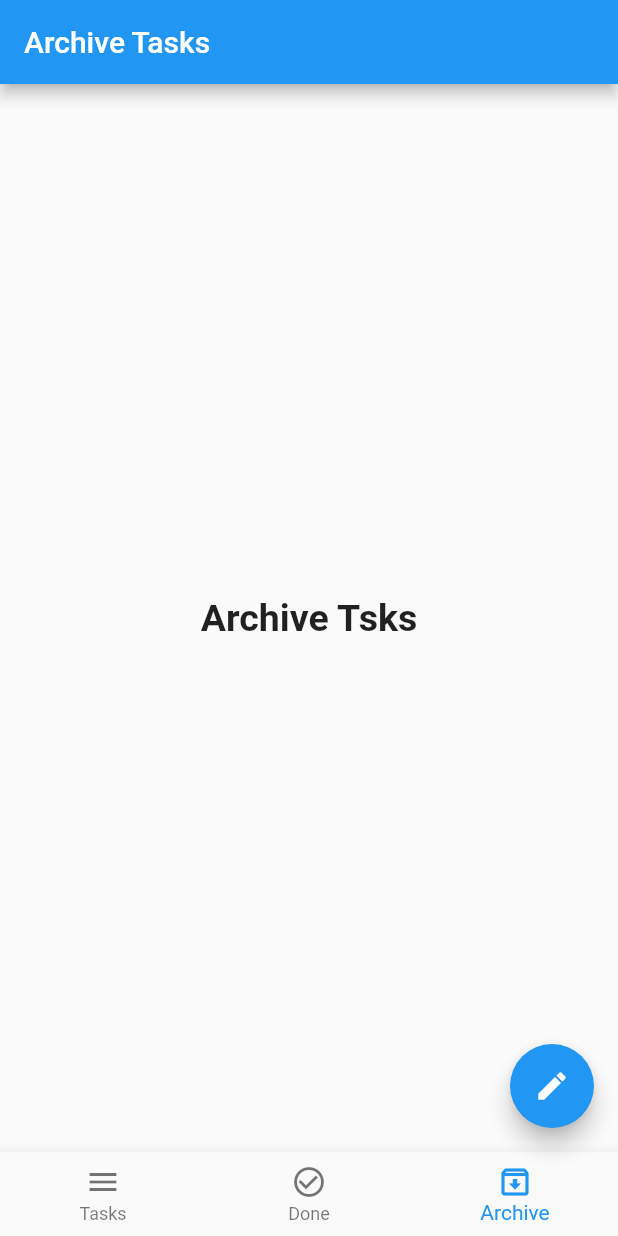
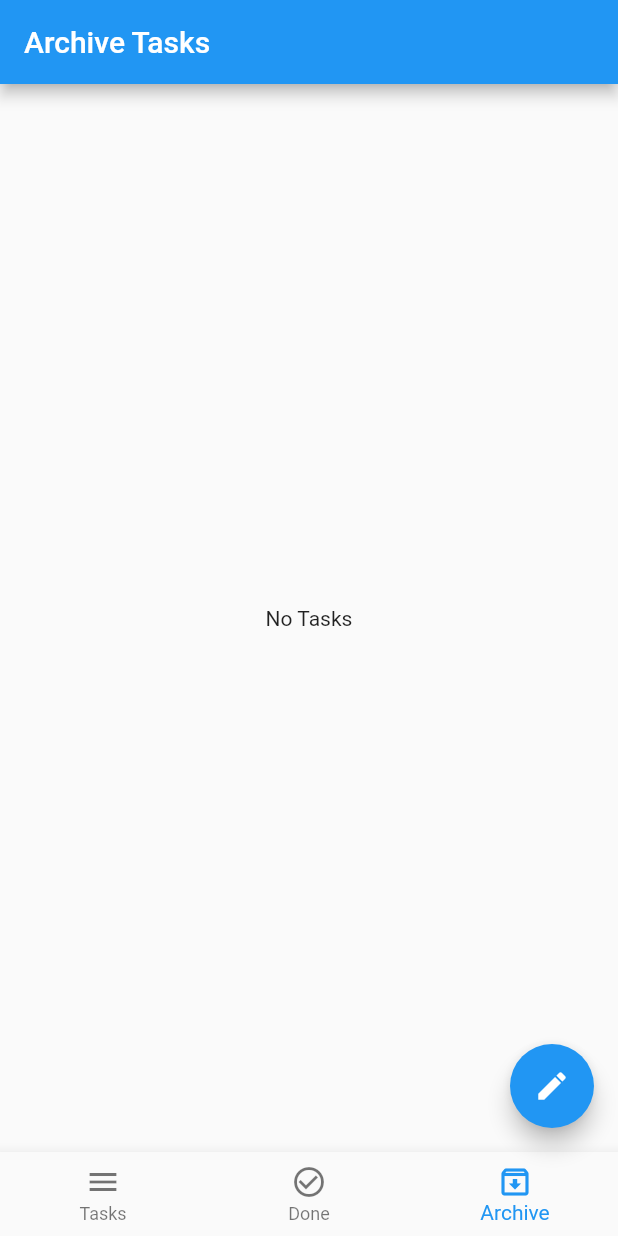
Before and after one commit to Ahmed-Mohmmed-Yousef/todo_flutter_app, a Flutter app: the screen it shows after launch, item 3 of the bottom bar chosen, on a phone screen of 412 x 824 dp. Run offline on Flutter 3.47's test engine with Material 2 defaults, Android fonts, the phone set to English and light mode, and no system bars; our stand-ins replace bloc, flutter_bloc, sqflite; missing offline and left inert: dart:ffi; accounts and stored records are empty.

Commit message:
delete tasks

```diff
--- a/lib/layout/home_layout.dart
+++ b/lib/layout/home_layout.dart
@@ -23,8 +23,8 @@ class HomeLayout extends StatelessWidget {
       child: BlocConsumer<AppCubit, AppState>(
         listener: (context, state) {
           AppCubit cubit = AppCubit.get(context);
-          if (state is AppInserteDatabaseState) {
-            print('state is AppInserteDatabaseState');
+          if (state is AppInserteDatabaseState || state is AppUpdateDatabaseLoadingState || state is AppDeleteDatabaseLoadingState) {
+            print('state is inserte || Inserte || delete');
             cubit.getDataFromDatabase(cubit.database);
           }
 
--- a/lib/main.dart
+++ b/lib/main.dart
@@ -1,5 +1,6 @@
 import 'package:bloc/bloc.dart';
 import 'package:flutter/material.dart';
+import 'package:flutter_bloc/flutter_bloc.dart';
 import 'package:todo_flutter_app/layout/home_layout.dart';
 import 'package:todo_flutter_app/shared/obsearver.dart';
 
--- a/lib/modules/archive_task.dart
+++ b/lib/modules/archive_task.dart
@@ -1,18 +1,36 @@
 import 'package:flutter/material.dart';
+import 'package:flutter_bloc/flutter_bloc.dart';
+import 'package:todo_flutter_app/shared/component/components.dart';
+import 'package:todo_flutter_app/shared/cubit/cubit.dart';
 
 class ArchiveTasksScreen extends StatelessWidget {
   const ArchiveTasksScreen({Key? key}) : super(key: key);
 
   @override
   Widget build(BuildContext context) {
-    return const Center(
-      child: Text(
-        'Archive Tsks',
-        style: TextStyle(
-          fontSize: 25.0,
-          fontWeight: FontWeight.bold,
-        ),
-      ),
+    return BlocConsumer<AppCubit, AppState>(
+      listener: (context, state) {},
+      builder: (context, state) {
+        AppCubit cubit = AppCubit.get(context);
+        return cubit.archiveTasks.isEmpty
+            ? const Center(child: Text('No Tasks'))
+            : ListView.separated(
+                itemBuilder: (context, index) {
+                  final task = cubit.archiveTasks[index];
+                  return buildTaskItem(task, context);
+                },
+                separatorBuilder: (context, index) {
+                  return Padding(
+                    padding: const EdgeInsets.symmetric(horizontal: 10),
+                    child: Container(
+                        width: double.infinity,
+                        height: 1,
+                        color: Colors.grey[400]),
+                  );
+                },
+                itemCount: cubit.archiveTasks.length,
+              );
+      },
     );
   }
 }
--- a/lib/shared/cubit/cubit.dart
+++ b/lib/shared/cubit/cubit.dart
@@ -16,7 +16,10 @@ class AppCubit extends Cubit<AppState> {
 
   static AppCubit get(BuildContext context) => BlocProvider.of(context);
 
-  List<Map<String,Object?>> tasks = [];
+  List<Map<String, Object?>> newTasks = [];
+  List<Map<String, Object?>> doneTasks = [];
+  List<Map<String, Object?>> archiveTasks = [];
+
 
   late Database database;
 
@@ -77,9 +80,7 @@ class AppCubit extends Cubit<AppState> {
   }
 
   void insertToDatabsed(
-      {required String title,
-      required String date,
-      required String time}) {
+      {required String title, required String date, required String time}) {
     Map<String, Object?> values = {
       "title": title,
       "date": date,
@@ -96,8 +97,24 @@ class AppCubit extends Cubit<AppState> {
   void getDataFromDatabase(Database database) {
     emit(AppGetDatabaseLoadingState());
     database.query('tasks').then((value) {
-      tasks = value;
+      newTasks = value.where((element) => element['status'] == 'New').toList();
+      doneTasks = value.where((element) => element['status'] == 'done').toList();
+      archiveTasks = value.where((element) => element['status'] == 'archive').toList();
       emit(AppGetDatabaseState());
     });
   }
+
+  void updateTask(String status, int taskId) {
+    database.rawUpdate('UPDATE tasks SET status = ? WHERE id = ?',
+        [status, taskId]).then((value) {
+      emit(AppUpdateDatabaseLoadingState());
+    });
+  }
+
+  void deletTask(int id) {
+    database.delete('tasks', where: 'id = ?', whereArgs: [id]).then((value) {
+      emit(AppDeleteDatabaseLoadingState());
+    }).catchError((error) => print('Error on delete row id = $id, error : ${error.toString()}'));
+  }
+
 }
--- a/lib/shared/cubit/state.dart
+++ b/lib/shared/cubit/state.dart
@@ -16,6 +16,10 @@ class AppCreateDatabaseState extends AppState {}
 
 class AppGetDatabaseLoadingState extends AppState {}
 
+class AppUpdateDatabaseLoadingState extends AppState {}
+
+class AppDeleteDatabaseLoadingState extends AppState {}
+
 class AppGetDatabaseState extends AppState {}
 
 class AppInserteDatabaseState extends AppState {}
```
Also changed, not shown: lib/modules/done_task.dart (+26 -8 lines), lib/modules/new_task.dart (+10 -5 lines), lib/shared/component/components.dart (+27 -5 lines).
